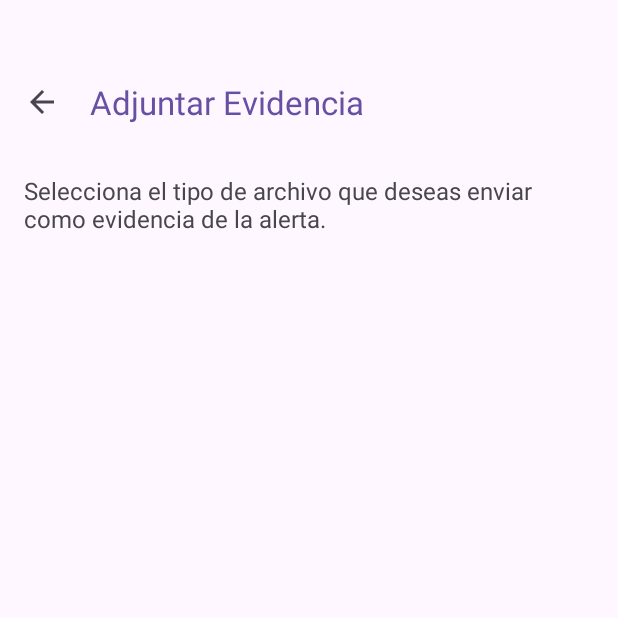
After one commit to LuisDavid427/ProyectoAlertaMujer, an Android app: the AdjuntarActivity screen opened directly, with no data from a screen before it, on a phone screen of 412 x 824 dp, the top half of it. The commit adds this screen. Run offline under Robolectric (Android 15) with nearby library versions, the light colour scheme and no system bars.

Commit message:
adjuntar primer avance

```diff
--- a/alertaMujer/app/src/main/AndroidManifest.xml
+++ b/alertaMujer/app/src/main/AndroidManifest.xml
@@ -1,5 +1,8 @@
 <?xml version="1.0" encoding="utf-8"?>
 <manifest xmlns:android="http://schemas.android.com/apk/res/android">
+
+    <uses-permission android:name="android.permission.ACCESS_FINE_LOCATION" />
+    <uses-permission android:name="android.permission.ACCESS_COARSE_LOCATION" />
 
     <application
         android:name=".AlertaMujerApp"
@@ -26,6 +29,9 @@
         <activity
             android:name=".SettingsActivity"
             android:exported="false" />
+        <activity
+            android:name=".AdjuntarActivity"
+            android:exported="false" />
 
     </application>
 </manifest>
--- /dev/null
+++ b/alertaMujer/app/src/main/java/com/example/alertamujer/AdjuntarActivity.kt
@@ -0,0 +1,19 @@
+package com.example.alertamujer
+
+import android.os.Bundle
+import androidx.appcompat.app.AppCompatActivity
+
+class AdjuntarActivity : AppCompatActivity() {
+    override fun onCreate(savedInstanceState: Bundle?) {
+        super.onCreate(savedInstanceState)
+        setContentView(R.layout.activity_adjuntar)
+        // 1. Buscamos la Toolbar por su ID
+        val toolbar = findViewById<androidx.appcompat.widget.Toolbar>(R.id.toolbar_adjuntar)
+
+        // 2. Le asignamos la acción de "clic" a la flechita
+        toolbar.setNavigationOnClickListener {
+            // Esta función cierra la actividad actual y te regresa a la anterior (MainActivity)
+            finish()
+        }
+    }
+}
--- /dev/null
+++ b/alertaMujer/app/src/main/res/drawable/outline_attach_file_24.xml
@@ -0,0 +1,5 @@
+<vector xmlns:android="http://schemas.android.com/apk/res/android" android:height="24dp" android:tint="#000000" android:viewportHeight="960" android:viewportWidth="960" android:width="24dp">
+
+    <path android:fillColor="@android:color/white" android:pathData="M720,630Q720,734 647,807Q574,880 470,880Q366,880 293,807Q220,734 220,630L220,260Q220,185 272.5,132.5Q325,80 400,80Q475,80 527.5,132.5Q580,185 580,260L580,610Q580,656 548,688Q516,720 470,720Q424,720 392,688Q360,656 360,610L360,240L440,240L440,610Q440,623 448.5,631.5Q457,640 470,640Q483,640 491.5,631.5Q500,623 500,610L500,260Q499,218 470.5,189Q442,160 400,160Q358,160 329,189Q300,218 300,260L300,630Q299,701 349,750.5Q399,800 470,800Q540,800 589,750.5Q638,701 640,630L640,240L720,240L720,630Z"/>
+
+</vector>
--- /dev/null
+++ b/alertaMujer/app/src/main/res/layout/activity_adjuntar.xml
@@ -0,0 +1,41 @@
+<?xml version="1.0" encoding="utf-8"?>
+<androidx.constraintlayout.widget.ConstraintLayout
+    xmlns:android="http://schemas.android.com/apk/res/android"
+    xmlns:app="http://schemas.android.com/apk/res-auto"
+    xmlns:tools="http://schemas.android.com/tools"
+    android:layout_width="match_parent"
+    android:layout_height="match_parent"
+    android:background="?attr/colorSurface"
+    tools:context=".AdjuntarActivity">
+
+    <androidx.appcompat.widget.Toolbar
+        android:id="@+id/toolbar_adjuntar"
+        android:layout_width="match_parent"
+        android:layout_height="?attr/actionBarSize"
+        android:layout_marginTop="36dp"
+        android:background="?attr/colorSurface"
+        app:layout_constraintTop_toTopOf="parent"
+        app:navigationIcon="?attr/homeAsUpIndicator"
+        app:navigationIconTint="?attr/colorPrimary"
+        app:title="Adjuntar Evidencia"
+        app:titleTextColor="?attr/colorPrimary"
+        tools:layout_editor_absoluteX="0dp" />
+
+    <LinearLayout
+        android:layout_width="match_parent"
+        android:layout_height="0dp"
+        android:orientation="vertical"
+        android:padding="16dp"
+        app:layout_constraintBottom_toBottomOf="parent"
+        app:layout_constraintTop_toBottomOf="@id/toolbar_adjuntar">
+
+        <TextView
+            android:layout_width="wrap_content"
+            android:layout_height="wrap_content"
+            android:text="Selecciona el tipo de archivo que deseas enviar como evidencia de la alerta."
+            android:textSize="16sp"
+            android:textColor="?attr/colorOnSurfaceVariant" />
+
+    </LinearLayout>
+
+</androidx.constraintlayout.widget.ConstraintLayout>
--- a/alertaMujer/app/src/main/res/layout/activity_settings.xml
+++ b/alertaMujer/app/src/main/res/layout/activity_settings.xml
@@ -15,7 +15,7 @@
         android:textSize="24sp"
         android:textStyle="bold"
         app:layout_constraintEnd_toEndOf="parent"
-        app:layout_constraintHorizontal_bias="0.484"
+        app:layout_constraintHorizontal_bias="0.406"
         app:layout_constraintStart_toEndOf="@+id/btn_back"
         app:layout_constraintTop_toTopOf="parent" />
 
```
Also changed, not shown: alertaMujer/app/src/main/java/com/example/alertamujer/MainActivity.kt (+81 -2 lines), alertaMujer/app/src/main/java/com/example/alertamujer/utils/PermissionUtils.kt (added, +81 -0 lines), alertaMujer/app/src/main/res/layout/activity_contactos.xml (+26 -24 lines), alertaMujer/app/src/main/res/layout/activity_main.xml (+35 -11 lines).
